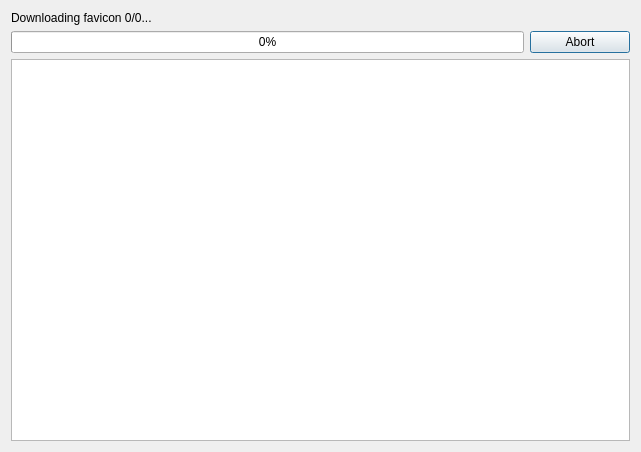
First picture: the form in src/gui/IconDownloaderDialog.ui, repository keepassxreboot/keepassxc, before the edit.
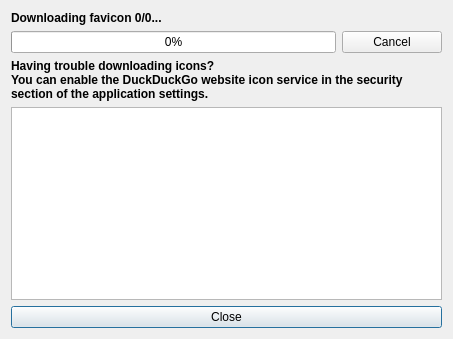
Second picture: the form after the edit.

Diff of the .ui file:
```diff
--- a/src/gui/IconDownloaderDialog.ui
+++ b/src/gui/IconDownloaderDialog.ui
@@ -6,8 +6,8 @@
    <rect>
     <x>0</x>
     <y>0</y>
-    <width>641</width>
-    <height>452</height>
+    <width>453</width>
+    <height>339</height>
    </rect>
   </property>
   <property name="sizePolicy">
@@ -19,13 +19,15 @@
   <property name="windowTitle">
    <string>Download all favicons</string>
   </property>
-  <layout class="QGridLayout" name="gridLayout_2">
-   <item row="0" column="0">
-    <layout class="QGridLayout" name="gridLayout">
-     <item row="0" column="0">
       <layout class="QVBoxLayout" name="verticalLayout">
        <item>
-        <widget class="QLabel" name="label">
+    <widget class="QLabel" name="progressLabel">
+     <property name="font">
+      <font>
+       <weight>75</weight>
+       <bold>true</bold>
+      </font>
+     </property>
          <property name="text">
           <string>Downloading favicon 0/0...</string>
          </property>
@@ -58,17 +60,44 @@
             </size>
            </property>
            <property name="text">
-            <string>Abort</string>
+        <string>Cancel</string>
            </property>
           </widget>
          </item>
         </layout>
        </item>
+   <item>
+    <widget class="QLabel" name="fallbackLabel">
+     <property name="font">
+      <font>
+       <weight>75</weight>
+       <italic>false</italic>
+       <bold>true</bold>
+      </font>
+     </property>
+     <property name="text">
+      <string>Having trouble downloading icons?
+You can enable the DuckDuckGo website icon service in the security section of the application settings.</string>
+     </property>
+     <property name="scaledContents">
+      <bool>false</bool>
+     </property>
+     <property name="alignment">
+      <set>Qt::AlignLeading|Qt::AlignLeft|Qt::AlignTop</set>
+     </property>
+     <property name="wordWrap">
+      <bool>true</bool>
+     </property>
+    </widget>
+   </item>
        <item>
         <widget class="QTableView" name="tableView">
          <property name="verticalScrollBarPolicy">
           <enum>Qt::ScrollBarAsNeeded</enum>
          </property>
+     <property name="horizontalScrollBarPolicy">
+      <enum>Qt::ScrollBarAlwaysOff</enum>
+     </property>
          <property name="sizeAdjustPolicy">
           <enum>QAbstractScrollArea::AdjustToContents</enum>
          </property>
@@ -79,14 +108,26 @@
           <enum>QAbstractItemView::NoSelection</enum>
          </property>
          <property name="selectionBehavior">
-          <enum>QAbstractItemView::SelectColumns</enum>
-         </property>
-         <attribute name="horizontalHeaderDefaultSectionSize">
-          <number>500</number>
-         </attribute>
+      <enum>QAbstractItemView::SelectRows</enum>
+     </property>
+     <property name="textElideMode">
+      <enum>Qt::ElideNone</enum>
+     </property>
+     <property name="sortingEnabled">
+      <bool>true</bool>
+     </property>
+     <property name="wordWrap">
+      <bool>false</bool>
+     </property>
          <attribute name="horizontalHeaderMinimumSectionSize">
           <number>20</number>
          </attribute>
+     <attribute name="horizontalHeaderDefaultSectionSize">
+      <number>20</number>
+     </attribute>
+     <attribute name="horizontalHeaderShowSortIndicator" stdset="0">
+      <bool>true</bool>
+     </attribute>
          <attribute name="horizontalHeaderStretchLastSection">
           <bool>true</bool>
          </attribute>
@@ -95,9 +136,15 @@
          </attribute>
         </widget>
        </item>
-      </layout>
-     </item>
-    </layout>
+   <item>
+    <widget class="QPushButton" name="closeButton">
+     <property name="text">
+      <string>Close</string>
+     </property>
+     <property name="default">
+      <bool>true</bool>
+     </property>
+    </widget>
    </item>
   </layout>
  </widget>
```
Left out of the diff: 4 changed lines with no effect on the pictures. Lines whose indentation alone changed are shown as unchanged.
